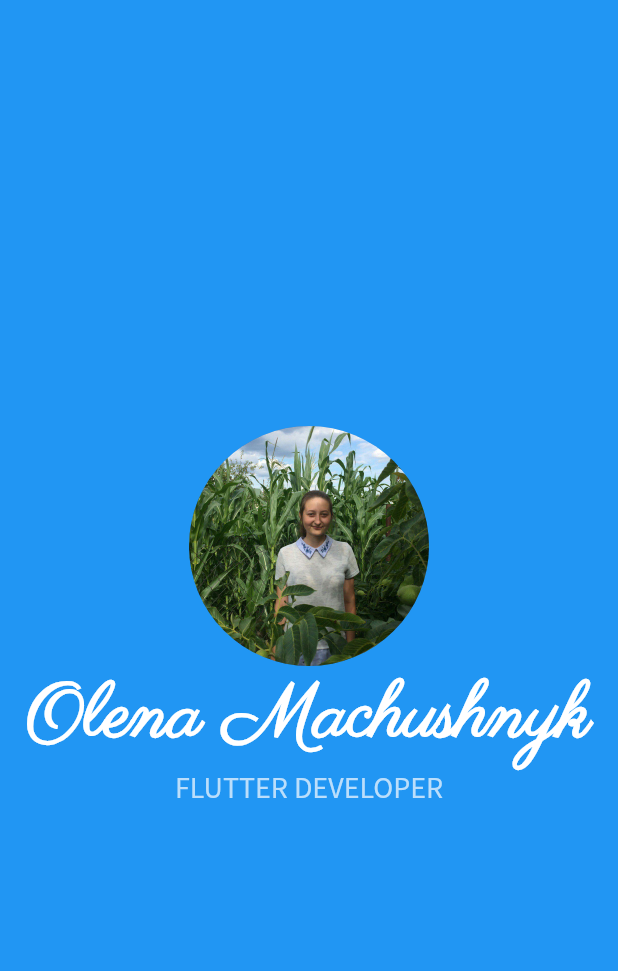
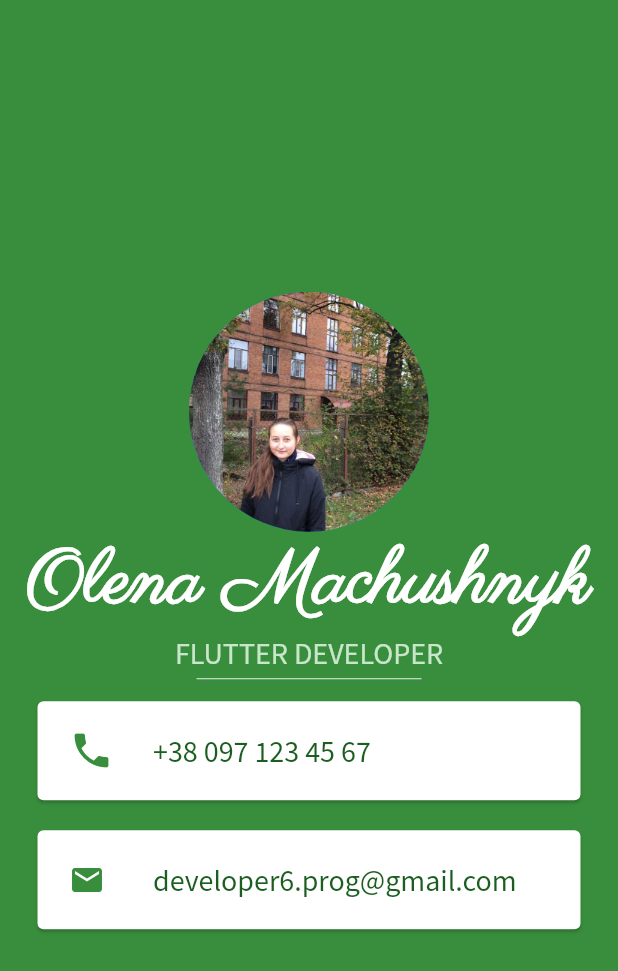
Before and after one commit to Helen6World/miCard, a Flutter app: the screen it shows after launch, on a phone screen of 412 x 824 dp. Shown: the top 971 px of the screen. Run offline on Flutter 3.47's test engine with Material 2 defaults, Android fonts, the phone set to English and light mode, and no system bars.

Commit message:
finished project

```diff
--- a/lib/main.dart
+++ b/lib/main.dart
@@ -9,16 +9,14 @@ class MyApp extends StatelessWidget {
   Widget build(BuildContext context) {
     return MaterialApp(
       home: Scaffold(
-        backgroundColor: Colors.blue,
+        backgroundColor: Colors.green.shade700,
         body: SafeArea(
           child: Column(
             mainAxisAlignment: MainAxisAlignment.center,
             children: <Widget>[
-              Center(
-                child: CircleAvatar(
-                  radius: 80.0,
-                  backgroundImage: AssetImage('images/olena.jpg'),
-                ),
+              CircleAvatar(
+                radius: 80.0,
+                backgroundImage: AssetImage('images/olena.jpg'),
               ),
               Text(
                 'Olena Machushnyk',
@@ -34,7 +32,63 @@ class MyApp extends StatelessWidget {
                 style: TextStyle(
                   fontFamily: 'SourceSansPro',
                   fontSize: 20.0,
-                  color: Colors.blue.shade100,
+                  color: Colors.green.shade100,
+                ),
+              ),
+              SizedBox(
+                height: 10.0,
+                width: 150.0,
+                child: Divider(
+                  color: Colors.green.shade50,
+                ),
+              ),
+              Card(
+                color: Colors.white,
+                margin: EdgeInsets.symmetric(
+                  vertical: 10.0,
+                  horizontal: 25.0,
+                ),
+                child: Padding(
+                  padding: const EdgeInsets.all(5.0),
+                  child: ListTile(
+                    leading: Icon(
+                      Icons.phone,
+                      size: 30.0,
+                      color: Colors.green.shade700,
+                    ),
+                    title: Text(
+                      '+38 097 123 45 67',
+                      style: TextStyle(
+                        fontFamily: 'SourceSansPro',
+                        color: Colors.green.shade900,
+                        fontSize: 20.0,
+                      ),
+                    ),
+                  ),
+                ),
+              ),
+              Card(
+                margin: EdgeInsets.symmetric(
+                  vertical: 10.0,
+                  horizontal: 25.0,
+                ),
+                color: Colors.white,
+                child: Padding(
+                  padding: const EdgeInsets.all(5.0),
+                  child: ListTile(
+                    leading: Icon(
+                      Icons.email,
+                      color: Colors.green.shade700,
+                    ),
+                    title: Text(
+                      'developer6.prog@gmail.com',
+                      style: TextStyle(
+                        fontFamily: 'SourceSansPro',
+                        color: Colors.green.shade900,
+                        fontSize: 20.0,
+                      ),
+                    ),
+                  ),
                 ),
               ),
             ],
```
Also changed, not shown: fonts/SourceSansPro-Regular.ttf (added), images/olena.jpg.
